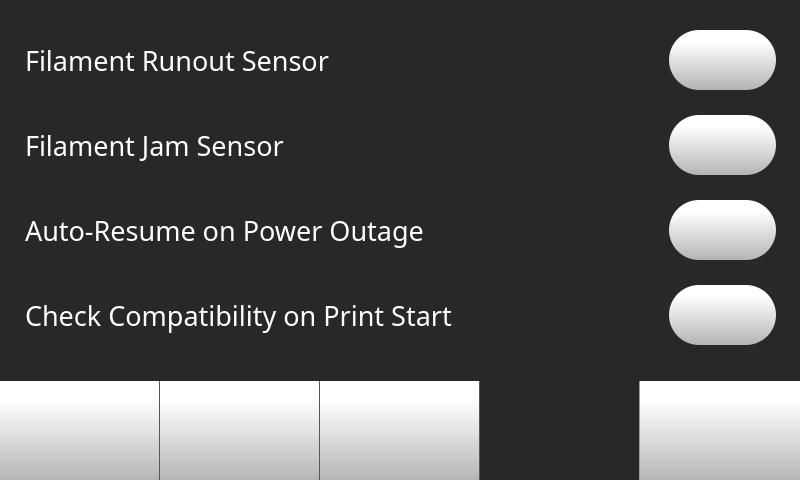
This is octoprint_ControlCenter/ui/control_screen/control_screen.ui in FracktalWorks/ControlCenter as Qt 5 draws it before an edit. The edited form follows.
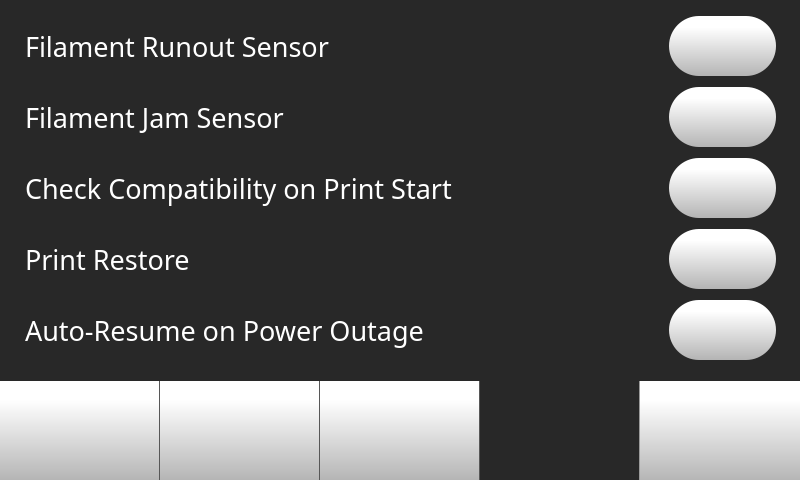
This is the edited form. The open tabs and pages were chosen to show the change. Icons and pictures are not drawn.

Commit message:
Add print restore and auto-resume preference support
Introduces print restore and auto-resume settings to the printer model, UI, and config store. Syncs these preferences with OctoPrint, updates UI button states, and ensures persistence. Also fixes a typo in the OctoPrint API method name and updates the control screen layout to include new toggle buttons.

Patch:
```diff
--- a/octoprint_ControlCenter/ui/control_screen/control_screen.ui
+++ b/octoprint_ControlCenter/ui/control_screen/control_screen.ui
@@ -3199,8 +3199,8 @@
           <rect>
            <x>0</x>
            <y>0</y>
-           <width>771</width>
-           <height>351</height>
+           <width>691</width>
+           <height>355</height>
           </rect>
          </property>
          <layout class="QVBoxLayout" name="verticalLayout_7">
@@ -3388,89 +3388,6 @@
             </item>
            </layout>
           </item>
-          <item>
-           <layout class="QHBoxLayout" name="horizontalLayout_9">
-            <item>
-             <widget class="QLabel" name="feedRateLabelControlPage_4">
-              <property name="font">
-               <font>
-                <family>Montserrat</family>
-                <pointsize>20</pointsize>
-                <weight>50</weight>
-                <bold>false</bold>
-               </font>
-              </property>
-              <property name="styleSheet">
-               <string notr="true">color: rgb(255, 255, 255);
-background-color: rgba(255, 255, 255, 0);</string>
-              </property>
-              <property name="text">
-               <string>Auto-Resume on Power Outage</string>
-              </property>
-             </widget>
-            </item>
-            <item>
-             <widget class="QPushButton" name="toggleAutoResumeButton">
-              <property name="sizePolicy">
-               <sizepolicy hsizetype="Fixed" vsizetype="Fixed">
-                <horstretch>0</horstretch>
-                <verstretch>0</verstretch>
-               </sizepolicy>
-              </property>
-              <property name="minimumSize">
-               <size>
-                <width>107</width>
-                <height>60</height>
-               </size>
-              </property>
-              <property name="maximumSize">
-               <size>
-                <width>107</width>
-                <height>60</height>
-               </size>
-              </property>
-              <property name="styleSheet">
-               <string notr="true">QPushButton {
-    border: none; /* no border for a flat push button */
-	background-color: qlineargradient(spread:pad, x1:0, y1:1, x2:0, y2:0.188, stop:0 rgba(180, 180, 180, 255), stop:1 rgba(255, 255, 255, 255));
- border-radius: 30px;
-
-}
-
-QPushButton:pressed {
-    background-color: qlineargradient(x1: 0, y1: 0, x2: 0, y2: 1,
-                                      stop: 0 #dadbde, stop: 1 #f6f7fa);
-}
-
-QPushButton:flat {
-    border: none; /* no border for a flat push button */
-}
-
-QPushButton:default {
-    border-color: navy; /* make the default button prominent */
-}</string>
-              </property>
-              <property name="text">
-               <string/>
-              </property>
-              <property name="icon">
-               <iconset resource="../resources/resource.qrc">
-                <normaloff>:/Icons/img/icons/switch-off.png</normaloff>
-                <normalon>:/Icons/img/icons/switch-on.png</normalon>:/Icons/img/icons/switch-off.png</iconset>
-              </property>
-              <property name="iconSize">
-               <size>
-                <width>100</width>
-                <height>100</height>
-               </size>
-              </property>
-              <property name="checkable">
-               <bool>true</bool>
-              </property>
-             </widget>
-            </item>
-           </layout>
-          </item>
           <item>
            <layout class="QHBoxLayout" name="horizontalLayout_10">
             <item>
@@ -3494,6 +3411,172 @@
             </item>
             <item>
              <widget class="QPushButton" name="toggleCheckPrintCompatibilityButton">
+              <property name="sizePolicy">
+               <sizepolicy hsizetype="Fixed" vsizetype="Fixed">
+                <horstretch>0</horstretch>
+                <verstretch>0</verstretch>
+               </sizepolicy>
+              </property>
+              <property name="minimumSize">
+               <size>
+                <width>107</width>
+                <height>60</height>
+               </size>
+              </property>
+              <property name="maximumSize">
+               <size>
+                <width>107</width>
+                <height>60</height>
+               </size>
+              </property>
+              <property name="styleSheet">
+               <string notr="true">QPushButton {
+    border: none; /* no border for a flat push button */
+	background-color: qlineargradient(spread:pad, x1:0, y1:1, x2:0, y2:0.188, stop:0 rgba(180, 180, 180, 255), stop:1 rgba(255, 255, 255, 255));
+ border-radius: 30px;
+
+}
+
+QPushButton:pressed {
+    background-color: qlineargradient(x1: 0, y1: 0, x2: 0, y2: 1,
+                                      stop: 0 #dadbde, stop: 1 #f6f7fa);
+}
+
+QPushButton:flat {
+    border: none; /* no border for a flat push button */
+}
+
+QPushButton:default {
+    border-color: navy; /* make the default button prominent */
+}</string>
+              </property>
+              <property name="text">
+               <string/>
+              </property>
+              <property name="icon">
+               <iconset resource="../resources/resource.qrc">
+                <normaloff>:/Icons/img/icons/switch-off.png</normaloff>
+                <normalon>:/Icons/img/icons/switch-on.png</normalon>:/Icons/img/icons/switch-off.png</iconset>
+              </property>
+              <property name="iconSize">
+               <size>
+                <width>100</width>
+                <height>100</height>
+               </size>
+              </property>
+              <property name="checkable">
+               <bool>true</bool>
+              </property>
+             </widget>
+            </item>
+           </layout>
+          </item>
+          <item>
+           <layout class="QHBoxLayout" name="horizontalLayout_11">
+            <item>
+             <widget class="QLabel" name="feedRateLabelControlPage_6">
+              <property name="font">
+               <font>
+                <family>Montserrat</family>
+                <pointsize>20</pointsize>
+                <weight>50</weight>
+                <bold>false</bold>
+               </font>
+              </property>
+              <property name="styleSheet">
+               <string notr="true">color: rgb(255, 255, 255);
+background-color: rgba(255, 255, 255, 0);</string>
+              </property>
+              <property name="text">
+               <string>Print Restore</string>
+              </property>
+             </widget>
+            </item>
+            <item>
+             <widget class="QPushButton" name="togglePrintRestoreButton">
+              <property name="sizePolicy">
+               <sizepolicy hsizetype="Fixed" vsizetype="Fixed">
+                <horstretch>0</horstretch>
+                <verstretch>0</verstretch>
+               </sizepolicy>
+              </property>
+              <property name="minimumSize">
+               <size>
+                <width>107</width>
+                <height>60</height>
+               </size>
+              </property>
+              <property name="maximumSize">
+               <size>
+                <width>107</width>
+                <height>60</height>
+               </size>
+              </property>
+              <property name="styleSheet">
+               <string notr="true">QPushButton {
+    border: none; /* no border for a flat push button */
+	background-color: qlineargradient(spread:pad, x1:0, y1:1, x2:0, y2:0.188, stop:0 rgba(180, 180, 180, 255), stop:1 rgba(255, 255, 255, 255));
+ border-radius: 30px;
+
+}
+
+QPushButton:pressed {
+    background-color: qlineargradient(x1: 0, y1: 0, x2: 0, y2: 1,
+                                      stop: 0 #dadbde, stop: 1 #f6f7fa);
+}
+
+QPushButton:flat {
+    border: none; /* no border for a flat push button */
+}
+
+QPushButton:default {
+    border-color: navy; /* make the default button prominent */
+}</string>
+              </property>
+              <property name="text">
+               <string/>
+              </property>
+              <property name="icon">
+               <iconset resource="../resources/resource.qrc">
+                <normaloff>:/Icons/img/icons/switch-off.png</normaloff>
+                <normalon>:/Icons/img/icons/switch-on.png</normalon>:/Icons/img/icons/switch-off.png</iconset>
+              </property>
+              <property name="iconSize">
+               <size>
+                <width>100</width>
+                <height>100</height>
+               </size>
+              </property>
+              <property name="checkable">
+               <bool>true</bool>
+              </property>
+             </widget>
+            </item>
+           </layout>
+          </item>
+          <item>
+           <layout class="QHBoxLayout" name="horizontalLayout_9">
+            <item>
+             <widget class="QLabel" name="feedRateLabelControlPage_4">
+              <property name="font">
+               <font>
+                <family>Montserrat</family>
+                <pointsize>20</pointsize>
+                <weight>50</weight>
+                <bold>false</bold>
+               </font>
+              </property>
+              <property name="styleSheet">
+               <string notr="true">color: rgb(255, 255, 255);
+background-color: rgba(255, 255, 255, 0);</string>
+              </property>
+              <property name="text">
+               <string>Auto-Resume on Power Outage</string>
+              </property>
+             </widget>
+            </item>
+            <item>
+             <widget class="QPushButton" name="toggleAutoResumeButton">
               <property name="sizePolicy">
                <sizepolicy hsizetype="Fixed" vsizetype="Fixed">
                 <horstretch>0</horstretch>
```
Left out of the diff: 2 changed lines with no effect on the pictures. The commit also changes 5 other files.
